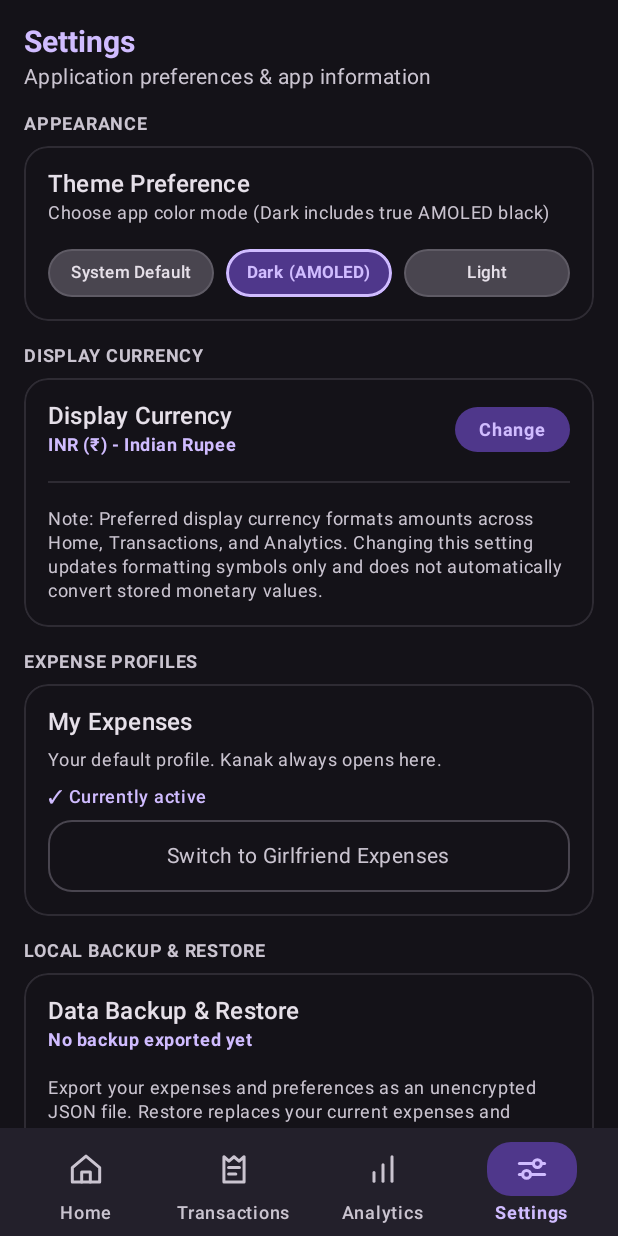
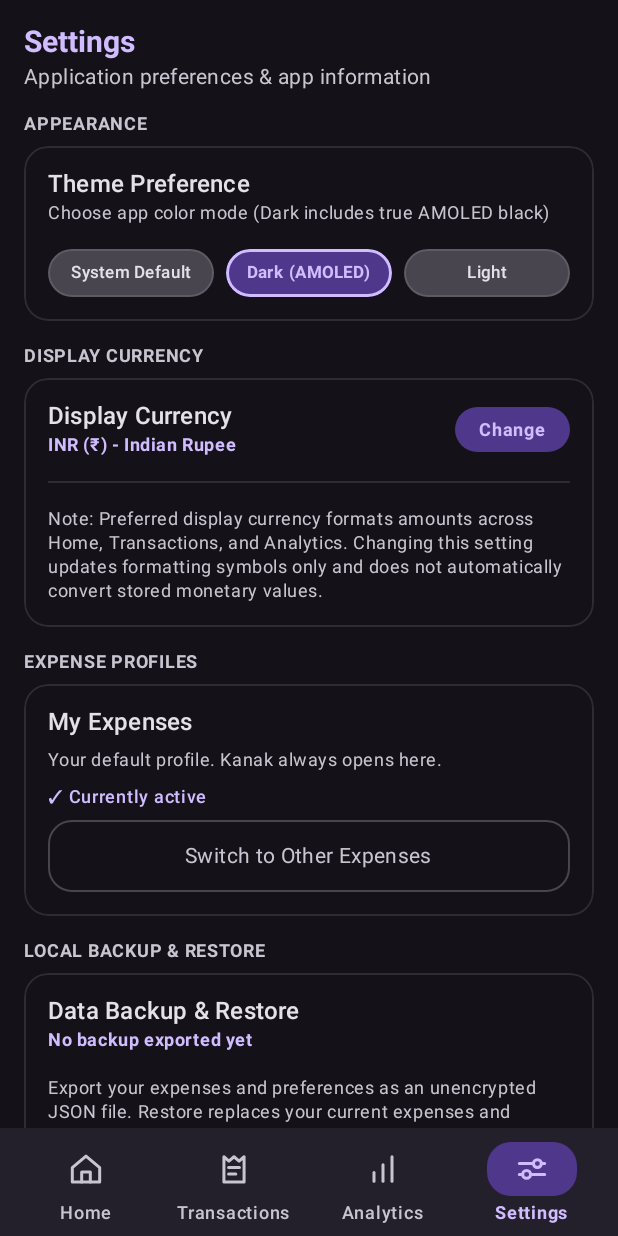
Before and after one commit to sathwikcherott/kanak-app, an Android app built with Jetpack Compose: the screen it shows after launch (MainActivity), item 4 of the bottom bar chosen, on a phone screen of 412 x 824 dp. Run offline under Robolectric (Android 15) with nearby library versions, the phone set to English and light mode, and no system bars; our stand-ins replace Room's generated code.

Commit message:
rename secondary expense profile

```diff
--- a/app/src/main/java/com/kanak/app/model/ExpenseProfile.kt
+++ b/app/src/main/java/com/kanak/app/model/ExpenseProfile.kt
@@ -3,5 +3,5 @@ package com.kanak.app.model
 /** The two deliberately fixed profiles supported by Kanak. */
 enum class ExpenseProfile(val displayName: String) {
     MY_EXPENSES("My Expenses"),
-    GIRLFRIEND_EXPENSES("Girlfriend Expenses")
+    GIRLFRIEND_EXPENSES("Other Expenses")
 }
--- a/app/src/main/java/com/kanak/app/ui/settings/SettingsScreen.kt
+++ b/app/src/main/java/com/kanak/app/ui/settings/SettingsScreen.kt
@@ -264,7 +264,7 @@ private fun ExpenseProfilesSection(
                     KanakSecondaryButton(
                         onClick = { onSelect(ExpenseProfile.GIRLFRIEND_EXPENSES) },
                         modifier = Modifier.fillMaxWidth(),
-                        text = "Switch to Girlfriend Expenses"
+                        text = "Switch to Other Expenses"
                     )
                 } else {
                     KanakPrimaryButton(
```
